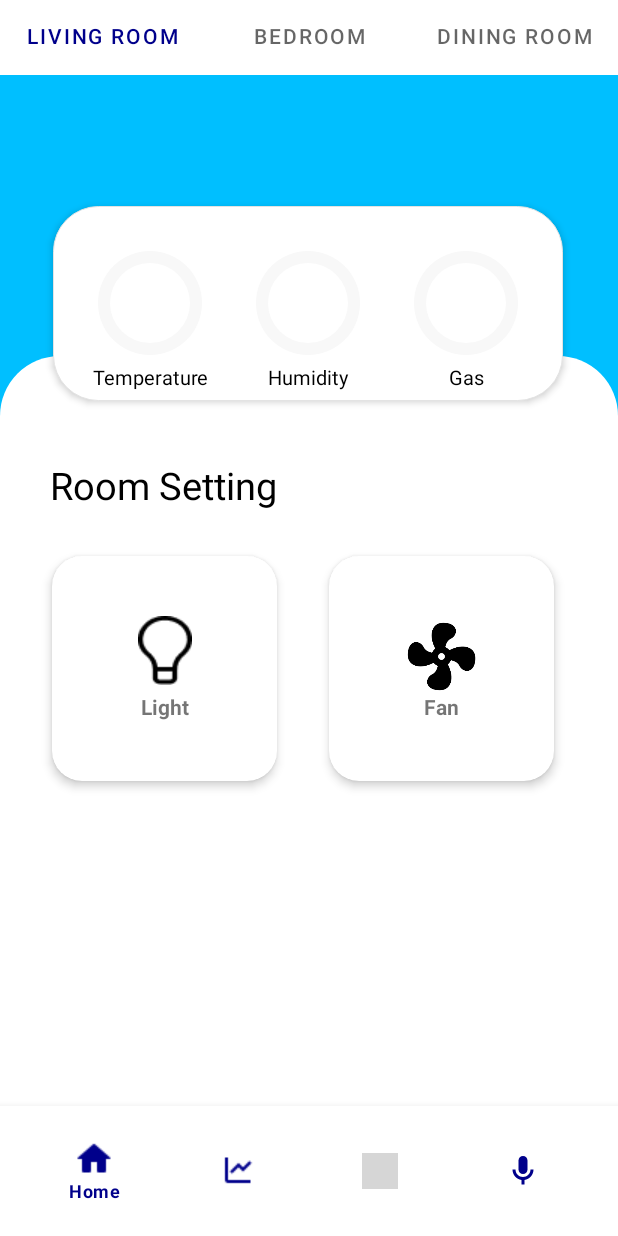
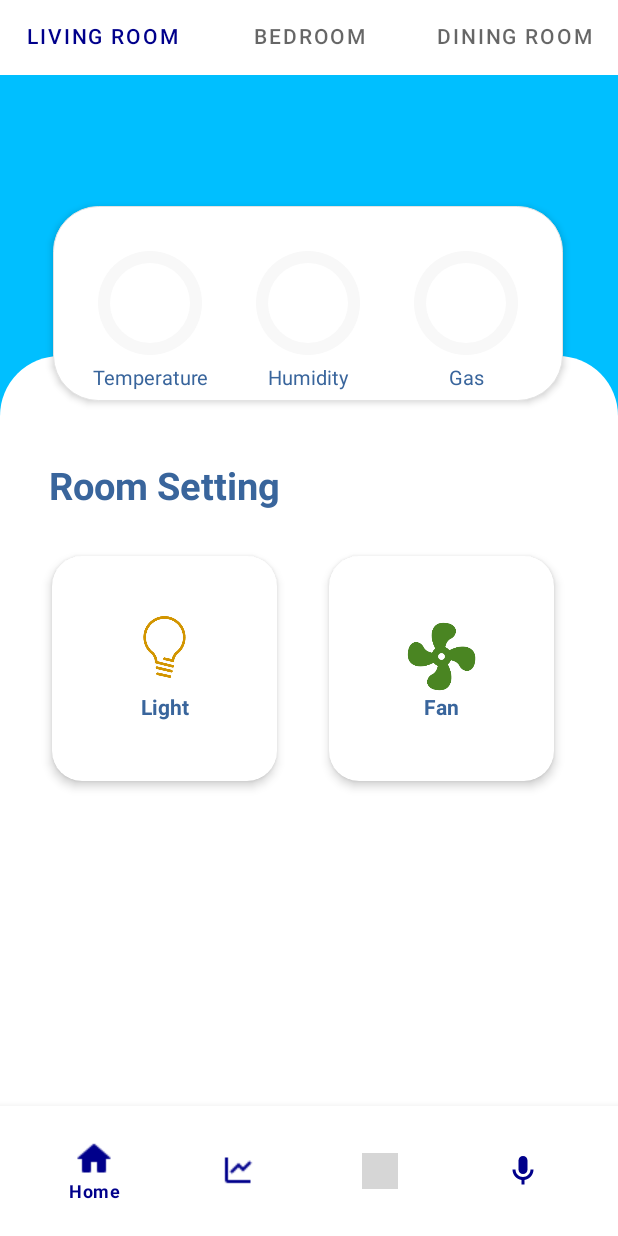
Before and after one commit to momthomkt/IOT_DO_AN_DA_NGANH, an Android app: the screen it shows after launch (MainActivity), on a phone screen of 412 x 824 dp. Run offline under Robolectric (Android 15) with nearby library versions, the light colour scheme and no system bars; our stand-ins replace Volley; libraries missing offline, so code that uses them is left out: com.github.mikephil.charting, org.eclipse.paho; network calls fail; 11 statements that could not run were skipped; grey boxes are pictures that could not be loaded.

Commit message:
update colors

```diff
--- a/app/src/main/res/layout/fragment_living_room.xml
+++ b/app/src/main/res/layout/fragment_living_room.xml
@@ -59,7 +59,7 @@
             android:layout_marginEnd="-4dp"
             android:text="Temperature"
             android:textAlignment="center"
-            android:textColor="@color/black"
+            android:textColor="#39659C"
             android:textSize="13dp" />
 
         <ProgressBar
@@ -101,7 +101,7 @@
             android:layout_marginEnd="10dp"
             android:text="Humidity"
             android:textAlignment="center"
-            android:textColor="@color/black"
+            android:textColor="#39659C"
             android:textSize="13dp" />
 
         <ProgressBar
@@ -144,7 +144,7 @@
             android:layout_marginEnd="10dp"
             android:text="Gas"
             android:textAlignment="center"
-            android:textColor="@color/black"
+            android:textColor="#39659C"
             android:textSize="13dp" />
 
     </RelativeLayout>
@@ -167,8 +167,9 @@
             android:layout_marginStart="6dp"
             android:layout_marginBottom="392dp"
             android:text="Room Setting"
-            android:textColor="@color/dark"
+            android:textColor="#39659C"
             android:textSize="25dp"
+            android:textStyle="bold"
             app:layout_constraintBottom_toBottomOf="parent"
             app:layout_constraintEnd_toEndOf="parent"
             app:layout_constraintHorizontal_bias="0.092"
@@ -193,8 +194,8 @@
 
                 <ImageView
                     android:id="@+id/imageView30"
-                    android:layout_width="wrap_content"
-                    android:layout_height="wrap_content"
+                    android:layout_width="62dp"
+                    android:layout_height="41dp"
                     android:layout_gravity="center"
                     android:src="@drawable/img_light_off"
                     app:layout_constraintEnd_toEndOf="parent"
@@ -205,6 +206,7 @@
                     android:layout_width="wrap_content"
                     android:layout_height="wrap_content"
                     android:text="Light"
+                    android:textColor="#39659C"
                     android:textStyle="bold"
                     app:layout_constraintBottom_toBottomOf="parent"
                     app:layout_constraintEnd_toEndOf="parent"
@@ -249,6 +251,7 @@
                     android:layout_width="wrap_content"
                     android:layout_height="wrap_content"
                     android:text="Fan"
+                    android:textColor="#39659C"
                     android:textStyle="bold"
                     app:layout_constraintBottom_toBottomOf="parent"
                     app:layout_constraintEnd_toEndOf="parent"
@@ -276,7 +279,7 @@
             android:id="@+id/living_room_light_1"
             android:layout_width="350dp"
             android:layout_height="120dp"
-            android:layout_marginTop="90dp"
+            android:layout_marginTop="100dp"
             app:cardBackgroundColor="@color/white"
             app:cardCornerRadius="20dp"
             app:cardElevation="4dp"
@@ -308,6 +311,7 @@
                     android:layout_marginStart="23dp"
                     android:layout_marginTop="8dp"
                     android:text="Light"
+                    android:textColor="#39659C"
                     android:textStyle="bold"
                     app:layout_constraintEnd_toEndOf="parent"
                     app:layout_constraintHorizontal_bias="0.061"
@@ -336,7 +340,7 @@
             android:id="@+id/living_room_light_2"
             android:layout_width="350dp"
             android:layout_height="120dp"
-            android:layout_marginTop="81dp"
+            android:layout_marginTop="20dp"
             app:cardBackgroundColor="@color/white"
             app:cardCornerRadius="20dp"
             app:cardElevation="4dp"
@@ -368,6 +372,7 @@
                     android:layout_marginStart="23dp"
                     android:layout_marginTop="8dp"
                     android:text="Light"
+                    android:textColor="#39659C"
                     android:textStyle="bold"
                     app:layout_constraintEnd_toEndOf="parent"
                     app:layout_constraintHorizontal_bias="0.061"
@@ -395,7 +400,7 @@
             android:id="@+id/living_room_btn_light_back"
             android:layout_width="70dp"
             android:layout_height="32dp"
-            android:layout_marginBottom="8dp"
+            android:layout_marginBottom="20dp"
             android:background="@drawable/shape"
             android:elevation="3dp"
             android:src="@drawable/icon_back"
@@ -462,7 +467,7 @@
                     android:layout_marginStart="37dp"
                     android:layout_marginTop="4dp"
                     android:text="Fan"
-                    android:textColor="@color/dark"
+                    android:textColor="#39659C"
                     app:layout_constraintEnd_toEndOf="parent"
                     app:layout_constraintHorizontal_bias="0.061"
                     app:layout_constraintStart_toStartOf="parent"
```
Also changed, not shown: app/src/main/res/layout/fragment_bed_room.xml (+15 -12 lines), app/src/main/res/layout/fragment_chart.xml (+7 -4 lines), app/src/main/res/layout/fragment_dining_room.xml (+16 -11 lines), app/src/main/res/layout/fragment_setting.xml (+6 -4 lines), app/src/main/res/layout/fragment_voice.xml (+18 -10 lines), app/src/main/res/drawable-v24/fan.png (deleted), app/src/main/res/drawable-v24/img_light_off.png (deleted), app/src/main/res/drawable/fan.png (added), app/src/main/res/drawable/img.png (added), app/src/main/res/drawable/img_1.png (added), app/src/main/res/drawable/img_light_off.png (added).
